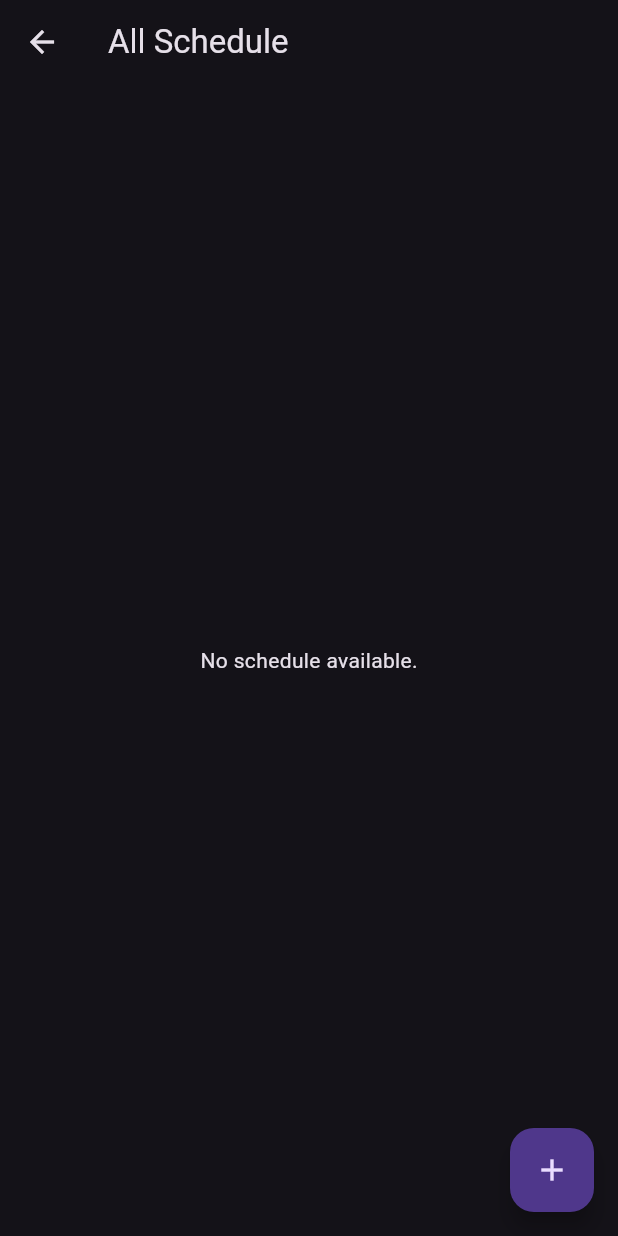
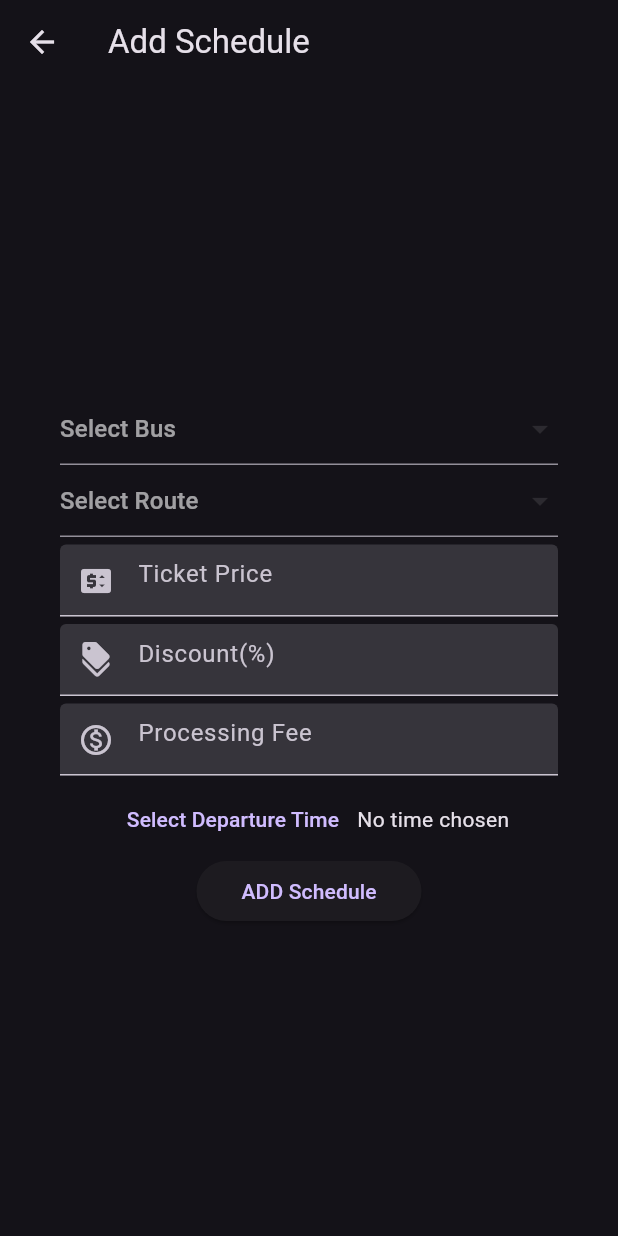
Before and after one commit to Developer199239/flutter_bus_reservation, a Flutter app: the AddSchedulePage screen opened by its route, on a phone screen of 412 x 824 dp. Run offline on Flutter 3.47's test engine with Material 3 defaults, Android fonts, the phone set to English and light mode, and no system bars; our stand-ins replace flutter_easyloading, freezed_annotation, go_router, shared_preferences; accounts and stored records are empty; network calls fail.

Commit message:
add schedule page

```diff
--- a/lib/drawers/main_drawer.dart
+++ b/lib/drawers/main_drawer.dart
@@ -91,7 +91,7 @@ class _MainDrawerState extends State<MainDrawer> {
         ListTile(
           onTap: () {
             Navigator.pop(context);
-            Navigator.pushNamed(context, routeNameAddSchedulePage);
+            Navigator.pushNamed(context, routeNameScheduleListPage);
           },
           leading: const Icon(Icons.schedule),
           title: const Text('Add Schedule'),
--- a/lib/pages/add_schedule_page.dart
+++ b/lib/pages/add_schedule_page.dart
@@ -1,115 +1,236 @@
-import 'package:bus_reservation/models/bus_route.dart';
 import 'package:flutter/material.dart';
 import 'package:provider/provider.dart';
+
 import '../customwidgets/login_alert_dialog.dart';
 import '../models/bus_model.dart';
 import '../models/bus_schedule.dart';
-import '../models/city_model.dart';
+import '../models/bus_route.dart';
 import '../providers/app_data_provider.dart';
 import '../utils/constants.dart';
 import '../utils/helper_functions.dart';
 
 class AddSchedulePage extends StatefulWidget {
-  const AddSchedulePage({super.key});
+  const AddSchedulePage({Key? key}) : super(key: key);
 
   @override
   State<AddSchedulePage> createState() => _AddSchedulePageState();
 }
 
 class _AddSchedulePageState extends State<AddSchedulePage> {
-  bool _isLoading = false;
-  List<BusSchedule> _scheduleList = [];
+  final _formKey = GlobalKey<FormState>();
+  String? busType;
+  BusRoute? busRoute;
+  Bus? bus;
+  TimeOfDay? timeOfDay;
+  final priceController = TextEditingController();
+  final discountController = TextEditingController();
+  final feeController = TextEditingController();
 
   @override
-  void initState() {
-    super.initState();
-    _loadSchedules();
+  void didChangeDependencies() {
+    _getData();
+    super.didChangeDependencies();
   }
 
-  Future<void> _loadSchedules() async {
-    final appDataProvider =
-    Provider.of<AppDataProvider>(context, listen: false);
-    setState(() => _isLoading = true);
-    try {
-      final schedules = await appDataProvider.allSchedule();
-      setState(() {
-        _scheduleList = schedules;
-        _isLoading = false;
-      });
-    } catch (e) {
-      print('Error loading _scheduleList: $e');
-      setState(() => _isLoading = false);
-    }
-  }
 
   @override
   Widget build(BuildContext context) {
     return Scaffold(
       appBar: AppBar(
-        title: const Text('All Schedule'),
+        title: const Text('Add Schedule'),
       ),
-      floatingActionButton: FloatingActionButton(
-        onPressed: () {
-          // _showRouteDialog(isAddRoute: true);
+      body: Form(
+        key: _formKey,
+        child: Center(
+          child: ListView(
+            padding: const EdgeInsets.symmetric(horizontal: 40),
+            shrinkWrap: true,
+            children: [
+              Consumer<AppDataProvider>(
+                builder: (context, provider, child) => DropdownButtonFormField<Bus>(
+                  onChanged: (value) {
+                    setState(() {
+                      bus = value;
+                    });
                   },
-        child: const Icon(Icons.add),
-      ),
-      body: Stack(
-        children: [
-          if (_isLoading)
-            const Center(
-              child: CircularProgressIndicator(),
-            )
-          else if (_scheduleList.isEmpty)
-            const Center(
-              child: Text('No schedule available.'),
-            )
-          else
-            ListView.builder(
-              itemCount: _scheduleList.length,
-              itemBuilder: (context, index) {
-                final schedule = _scheduleList[index];
-                return Padding(
-                  padding: const EdgeInsets.symmetric(
-                      horizontal: 16.0, vertical: 8.0),
-                  child: Card(
-                    elevation: 4.0,
-                    shape: RoundedRectangleBorder(
-                      borderRadius: BorderRadius.circular(8.0),
-                    ),
-                    child: ListTile(
-                      contentPadding: const EdgeInsets.all(16.0),
-                      title: Text(
-                        schedule.bus.busName,
-                        style: const TextStyle(
-                          fontWeight: FontWeight.bold,
-                          fontSize: 18.0,
+                  isExpanded: true,
+                  value: bus,
+                  hint: const Text('Select Bus'),
+                  items: provider.busList
+                      .map((e) => DropdownMenuItem<Bus>(
+                    value: e,
+                    child: Text('${e.busName}-${e.busType}'),
+                  ))
+                      .toList(),
                 ),
               ),
-                      subtitle: Column(
-                        crossAxisAlignment: CrossAxisAlignment.start,
+              Consumer<AppDataProvider>(
+                builder: (context, provider, child) => DropdownButtonFormField<BusRoute>(
+                  onChanged: (value) {
+                    setState(() {
+                      busRoute = value;
+                    });
+                  },
+                  isExpanded: true,
+                  value: busRoute,
+                  hint: const Text('Select Route'),
+                  items: provider.routeList
+                      .map((e) => DropdownMenuItem<BusRoute>(
+                    value: e,
+                    child: Text(e.routeName),
+                  ))
+                      .toList(),
+                ),
+              ),
+              const SizedBox(
+                height: 5,
+              ),
+              TextFormField(
+                keyboardType: TextInputType.number,
+                controller: priceController,
+                decoration: const InputDecoration(
+                  hintText: 'Ticket Price',
+                  filled: true,
+                  prefixIcon: Icon(Icons.price_change),
+                ),
+                validator: (value) {
+                  if (value == null || value.isEmpty) {
+                    return emptyFieldErrMessage;
+                  }
+                  return null;
+                },
+              ),
+              const SizedBox(
+                height: 5,
+              ),
+              TextFormField(
+                keyboardType: TextInputType.number,
+                controller: discountController,
+                decoration: const InputDecoration(
+                  hintText: 'Discount(%)',
+                  filled: true,
+                  prefixIcon: Icon(Icons.discount),
+                ),
+                validator: (value) {
+                  if (value == null || value.isEmpty) {
+                    return emptyFieldErrMessage;
+                  }
+                  return null;
+                },
+              ),
+              const SizedBox(
+                height: 5,
+              ),
+              TextFormField(
+                keyboardType: TextInputType.number,
+                controller: feeController,
+                decoration: const InputDecoration(
+                  hintText: 'Processing Fee',
+                  filled: true,
+                  prefixIcon: Icon(Icons.monetization_on_outlined),
+                ),
+                validator: (value) {
+                  if (value == null || value.isEmpty) {
+                    return emptyFieldErrMessage;
+                  }
+                  return null;
+                },
+              ),
+              const SizedBox(
+                height: 5,
+              ),
+              Row(
+                mainAxisAlignment: MainAxisAlignment.center,
                 children: [
-                          Text('Route: ${schedule.busRoute.routeName}'),
-                          Text('Price: ${schedule.ticketPrice}'),
-                          Text('Discount: ${schedule.discount}'),
-                          Text('processingFee: ${schedule.processingFee}'),
-                          Text('DepartureTime: ${schedule.departureTime}'),
+                  TextButton(
+                    onPressed: _selectTime,
+                    child: const Text('Select Departure Time'),
+                  ),
+                  Text(timeOfDay == null
+                      ? 'No time chosen'
+                      : getFormattedTime(timeOfDay!)),
                 ],
               ),
-                      trailing: IconButton(
-                        icon: const Icon(Icons.more_vert),
-                        // onPressed: () => _showBottomSheet(route),
-                        onPressed: () => null,
+              Center(
+                child: SizedBox(
+                  width: 150,
+                  child: ElevatedButton(
+                    onPressed: addSchedule,
+                    child: const Text('ADD Schedule'),
+                  ),
+                ),
+              ),
+            ],
           ),
         ),
       ),
     );
+  }
+
+  void addSchedule() {
+    if(timeOfDay == null) {
+      showMsg(context, 'Please select a departure date');
+      return;
+    }
+    if (_formKey.currentState!.validate()) {
+      final schedule = BusSchedule(
+        //scheduleId: TempDB.tableSchedule.length + 1,
+        bus: bus!,
+        busRoute: busRoute!,
+        departureTime: getFormattedTime(timeOfDay!),
+        ticketPrice: int.parse(priceController.text),
+        discount: int.parse(discountController.text),
+        processingFee: int.parse(feeController.text),
+      );
+      print('calling...');
+      Provider.of<AppDataProvider>(context, listen: false)
+          .addSchedule(schedule)
+          .then((response) {
+        if (response.responseStatus == ResponseStatus.SAVED) {
+          showMsg(context, response.message);
+          resetFields();
+        } else if (response.responseStatus == ResponseStatus.EXPIRED ||
+            response.responseStatus == ResponseStatus.UNAUTHORIZED) {
+          print(response);
+          showLoginAlertDialog(
+            context: context,
+            message: response.message,
+            callback: () {
+              Navigator.pushNamed(context, routeNameLoginPage);
             },
-            ),
-        ],
-      ),
           );
         }
-
+      });
 
     }
+  }
+
+  void _selectTime() async {
+    final time = await showTimePicker(
+      context: context,
+      initialTime: TimeOfDay.now(),
+      builder: (context, child) {
+        return MediaQuery(
+          data: MediaQuery.of(context).copyWith(alwaysUse24HourFormat: true),
+          child: child!,
+        );
+      },
+    );
+    if(time != null) {
+      setState(() {
+        timeOfDay = time;
+      });
+    }
+  }
+
+  void resetFields() {
+    priceController.clear();
+    discountController.clear();
+    feeController.clear();
+  }
+
+  void _getData() {
+    Provider.of<AppDataProvider>(context, listen: false).getAllBus();
+    Provider.of<AppDataProvider>(context, listen: false).getAllBusRoutes();
+  }
+}
--- a/lib/providers/app_data_provider.dart
+++ b/lib/providers/app_data_provider.dart
@@ -71,6 +71,11 @@ class AppDataProvider extends ChangeNotifier {
     notifyListeners();
   }
 
+  Future<List<Bus>> getAllBusList() async {
+    _busList = await _dataSource.getAllBus();
+    return _busList;
+  }
+
   Future<ResponseModel> deleteBus(int busId) async {
     return await _dataSource.deleteBus(busId);
   }
@@ -84,6 +89,7 @@ class AppDataProvider extends ChangeNotifier {
     _routeList = await _dataSource.getAllRoutes();
     notifyListeners();
   }
+
 
   Future<List<BusRoute>> getAllBusRouteList() async {
     _routeList = await _dataSource.getAllRoutes();
```
Also changed, not shown: lib/main.dart (+5 -3 lines), lib/pages/schedule_list_page.dart (added, +142 -0 lines). Lines whose indentation alone changed are shown as unchanged.
